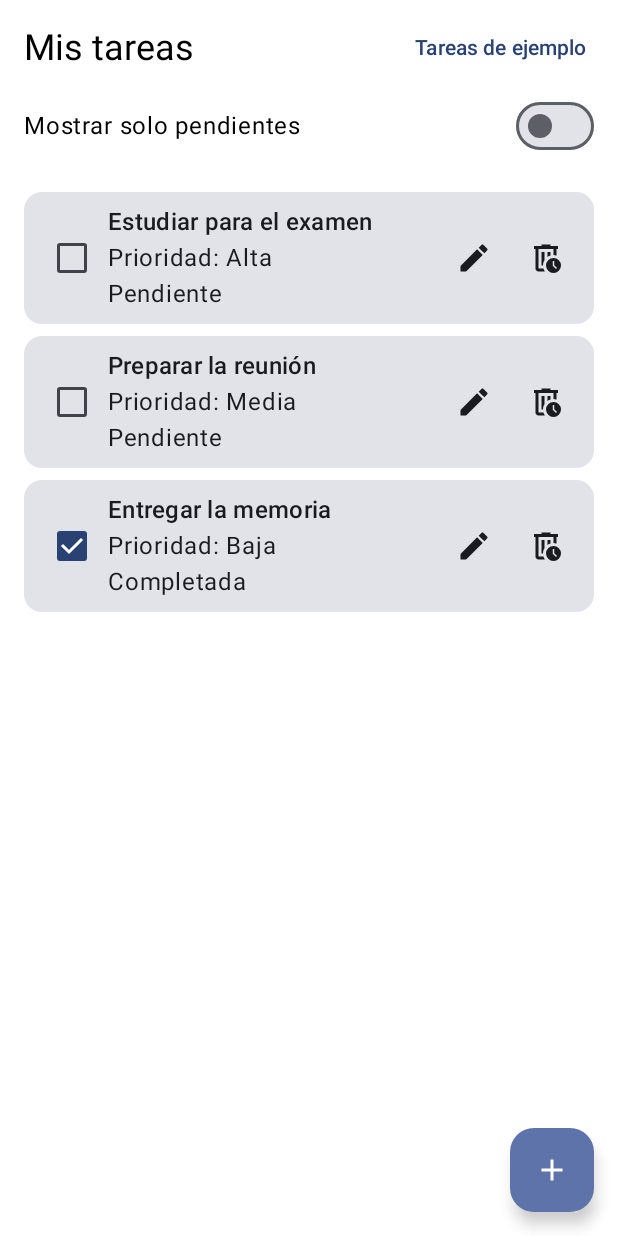
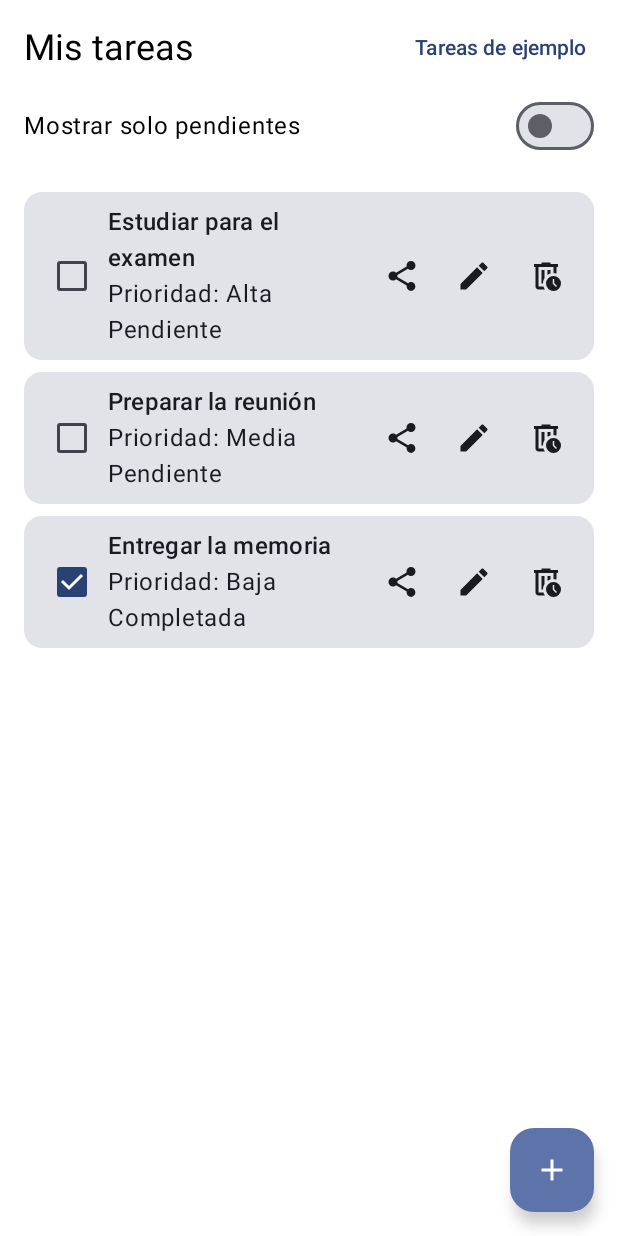
Before and after one commit to joaquintorrubia/Gestor_Tareas, an Android app built with Jetpack Compose: the @Preview function ListaTareasConDatosPreview, on a phone screen of 412 x 824 dp. Run offline under Robolectric (Android 15) with nearby library versions, the phone set to English and light mode, and no system bars; our stand-ins replace Room's generated code.

Commit message:
Compartir

```diff
--- a/app/src/main/java/com/joaquin/gestor_tareas_pmm/MainActivity.kt
+++ b/app/src/main/java/com/joaquin/gestor_tareas_pmm/MainActivity.kt
@@ -14,10 +14,12 @@ import androidx.compose.runtime.mutableStateOf
 import androidx.compose.runtime.saveable.rememberSaveable
 import androidx.compose.runtime.setValue
 import androidx.compose.ui.Modifier
+import androidx.compose.ui.platform.LocalContext
 import androidx.lifecycle.viewmodel.compose.viewModel
 import com.joaquin.gestor_tareas_pmm.ui.EjemplosViewModel
 import com.joaquin.gestor_tareas_pmm.ui.Pantalla
 import com.joaquin.gestor_tareas_pmm.ui.TareasViewModel
+import com.joaquin.gestor_tareas_pmm.ui.compartirTarea
 import com.joaquin.gestor_tareas_pmm.ui.screens.EjemplosScreen
 import com.joaquin.gestor_tareas_pmm.ui.screens.FormularioTareaScreen
 import com.joaquin.gestor_tareas_pmm.ui.screens.ListaTareasScreen
@@ -28,6 +30,7 @@ class MainActivity : ComponentActivity() {
         super.onCreate(savedInstanceState)
         enableEdgeToEdge()
         setContent {
+            val context = LocalContext.current
             val viewModel: TareasViewModel = viewModel()
             val tareas by viewModel.tareas.collectAsState()
             val soloPendientes by viewModel.soloPendientes.collectAsState()
@@ -54,6 +57,7 @@ class MainActivity : ComponentActivity() {
                                 pantallaActual = Pantalla.FORMULARIO
                             },
                             onCompletadaChange = { viewModel.cambiarCompletada(it) },
+                            onCompartir = { compartirTarea(context, it) },
                             onEditar = {
                                 tareaEditandoId = it.id
                                 pantallaActual = Pantalla.FORMULARIO
--- a/app/src/main/java/com/joaquin/gestor_tareas_pmm/ui/screens/ListaTareasScreen.kt
+++ b/app/src/main/java/com/joaquin/gestor_tareas_pmm/ui/screens/ListaTareasScreen.kt
@@ -39,6 +39,7 @@ import com.joaquin.gestor_tareas_pmm.ui.theme.Gestor_Tareas_PMMTheme
 fun TarjetaTarea(
     tarea: Tarea,
     onCompletadaChange: () -> Unit,
+    onCompartir: () -> Unit,
     onEditar: () -> Unit,
     onEliminar: () -> Unit,
     modifier: Modifier = Modifier
@@ -56,6 +57,12 @@ fun TarjetaTarea(
                 Text(text = tarea.titulo, style = MaterialTheme.typography.titleMedium)
                 Text(text = "Prioridad: ${tarea.prioridad.etiqueta}")
                 Text(text = if (tarea.completada) "Completada" else "Pendiente")
+            }
+            IconButton(onClick = onCompartir) {
+                Icon(
+                    painter = painterResource(R.drawable.ic_compartir),
+                    contentDescription = "Compartir tarea"
+                )
             }
             IconButton(onClick = onEditar) {
                 Icon(
@@ -80,12 +87,12 @@ fun ListaTareasScreen(
     onSoloPendientesChange: (Boolean) -> Unit,
     onAnadirClick: () -> Unit,
     onCompletadaChange: (Tarea) -> Unit,
+    onCompartir: (Tarea) -> Unit,
     onEditar: (Tarea) -> Unit,
     onEliminar: (Tarea) -> Unit,
     onEjemplosClick: () -> Unit,
     modifier: Modifier = Modifier
 ) {
-
     var tareaAEliminar by remember { mutableStateOf<Tarea?>(null) }
 
     Box(modifier = modifier.fillMaxSize()) {
@@ -135,6 +142,7 @@ fun ListaTareasScreen(
                             TarjetaTarea(
                                 tarea = tarea,
                                 onCompletadaChange = { onCompletadaChange(tarea) },
+                                onCompartir = { onCompartir(tarea) },
                                 onEditar = { onEditar(tarea) },
                                 onEliminar = { tareaAEliminar = tarea }
                             )
@@ -183,6 +191,7 @@ fun TarjetaTareaPreview() {
         TarjetaTarea(
             tarea = Tarea(id = 1, titulo = "Estudiar para el examen", prioridad = Prioridad.ALTA),
             onCompletadaChange = {},
+            onCompartir = {},
             onEditar = {},
             onEliminar = {}
         )
@@ -203,6 +212,7 @@ fun ListaTareasConDatosPreview() {
             onSoloPendientesChange = {},
             onAnadirClick = {},
             onCompletadaChange = {},
+            onCompartir = {},
             onEditar = {},
             onEliminar = {},
             onEjemplosClick = {}
@@ -220,6 +230,7 @@ fun ListaTareasVaciaPreview() {
             onSoloPendientesChange = {},
             onAnadirClick = {},
             onCompletadaChange = {},
+            onCompartir = {},
             onEditar = {},
             onEliminar = {},
             onEjemplosClick = {}
@@ -237,6 +248,7 @@ fun ListaTareasFiltroSinPendientesPreview() {
             onSoloPendientesChange = {},
             onAnadirClick = {},
             onCompletadaChange = {},
+            onCompartir = {},
             onEditar = {},
             onEliminar = {},
             onEjemplosClick = {}
--- /dev/null
+++ b/app/src/main/res/drawable/ic_compartir.xml
@@ -0,0 +1,9 @@
+<vector xmlns:android="http://schemas.android.com/apk/res/android"
+    android:width="24dp"
+    android:height="24dp"
+    android:viewportWidth="24"
+    android:viewportHeight="24">
+    <path
+        android:fillColor="@android:color/white"
+        android:pathData="M18,16.08c-0.76,0 -1.44,0.3 -1.96,0.77L8.91,12.7c0.05,-0.23 0.09,-0.46 0.09,-0.7s-0.04,-0.47 -0.09,-0.7l7.05,-4.11c0.54,0.5 1.25,0.81 2.04,0.81 1.66,0 3,-1.34 3,-3s-1.34,-3 -3,-3 -3,1.34 -3,3c0,0.24 0.04,0.47 0.09,0.7L8.04,9.81C7.5,9.31 6.79,9 6,9c-1.66,0 -3,1.34 -3,3s1.34,3 3,3c0.79,0 1.5,-0.31 2.04,-0.81l7.12,4.16c-0.05,0.21 -0.08,0.43 -0.08,0.65 0,1.61 1.31,2.92 2.92,2.92 1.61,0 2.92,-1.31 2.92,-2.92s-1.31,-2.92 -2.92,-2.92z" />
+</vector>
```
Also changed, not shown: app/src/main/java/com/joaquin/gestor_tareas_pmm/ui/Compartir.kt (added, +28 -0 lines).
